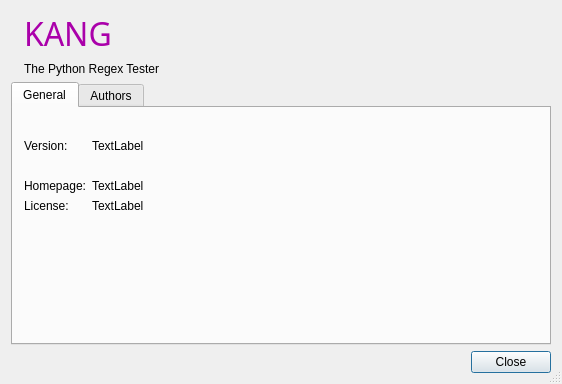
The window that gui/aboutDialogBA4.ui (geckoblu/kang) describes before a commit, drawn with Qt 5.
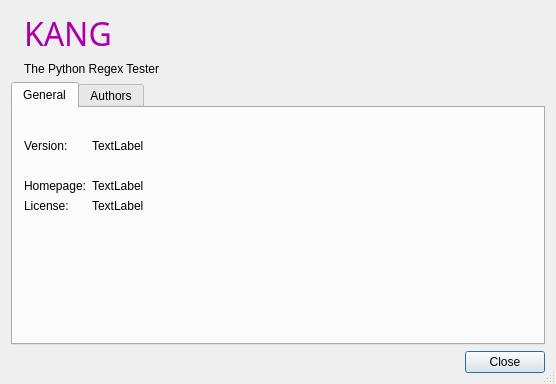
The same window after the commit.

Commit message: About Dialog

```diff
--- a/gui/aboutDialogBA4.ui
+++ b/gui/aboutDialogBA4.ui
@@ -6,7 +6,7 @@
    <rect>
     <x>0</x>
     <y>0</y>
-    <width>562</width>
+    <width>556</width>
     <height>384</height>
    </rect>
   </property>
```
Left out of the diff: 8 changed lines with no effect on the pictures. The commit also changes 1 other file.
